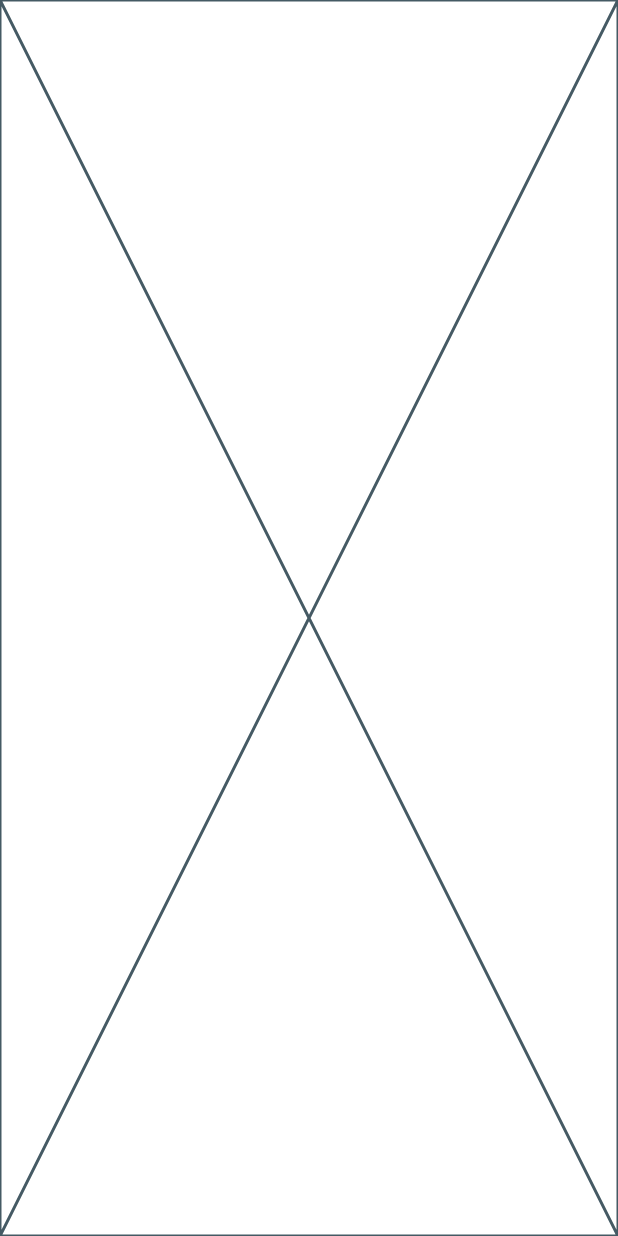
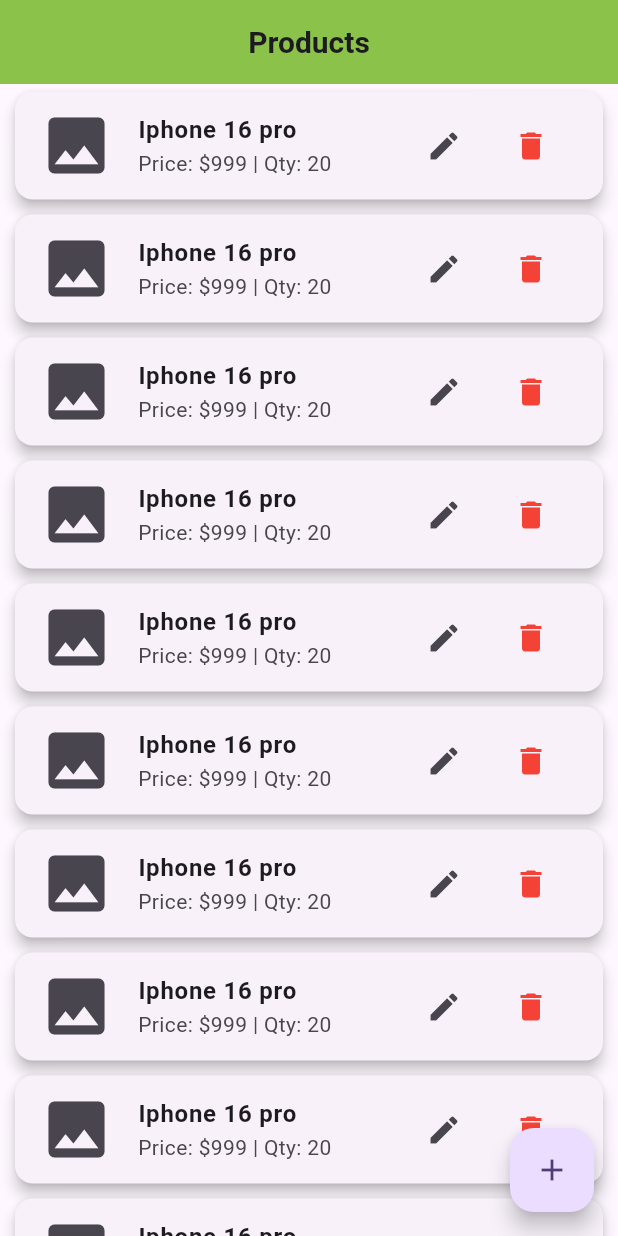
Before and after one commit to sabbirafmkhan/ui_design1, a Flutter app: the screen it shows after launch, on a phone screen of 412 x 824 dp. Run offline on Flutter 3.47's test engine with Material 3 defaults, Android fonts, the phone set to English and light mode, and no system bars.

Commit message:
create card

```diff
--- a/lib/app.dart
+++ b/lib/app.dart
@@ -8,6 +8,7 @@ class MyApp extends StatelessWidget {
   @override
   Widget build(BuildContext context) {
     return MaterialApp(
+      debugShowCheckedModeBanner: false,
       theme: ThemeData(
         colorScheme: ColorScheme.fromSeed(seedColor: Colors.deepPurple),
       ),
--- a/lib/presentation/screens/HomeScreen.dart
+++ b/lib/presentation/screens/HomeScreen.dart
@@ -10,6 +10,47 @@ class HomeScreen extends StatefulWidget {
 class _HomeScreenState extends State<HomeScreen> {
   @override
   Widget build(BuildContext context) {
-    return const Placeholder();
+    return Scaffold(
+      appBar: AppBar(
+        title: Text(
+          "Products",
+          style: TextStyle(fontSize: 20, fontWeight: FontWeight.bold),
+        ),
+        centerTitle: true,
+        backgroundColor: Colors.lightGreen,
+      ),
+      body: ListView.builder(
+        itemCount: 10,
+        itemBuilder: (context, index) {
+          return Card(
+            elevation: 4,
+            margin: EdgeInsets.symmetric(horizontal: 10, vertical: 5),
+            child: ListTile(
+              leading: Icon(Icons.image, size: 50),
+              title: Text(
+                "Iphone 16 pro",
+                style: TextStyle(fontWeight: FontWeight.bold),
+              ),
+              subtitle: Text("Price: \$999 | Qty: 20"),
+              trailing: Row(
+                mainAxisSize: MainAxisSize.min,
+                children: [
+                  IconButton(onPressed: () {}, icon: Icon(Icons.edit)),
+                  SizedBox(width: 10),
+                  IconButton(
+                    onPressed: () {},
+                    icon: Icon(Icons.delete, color: Colors.red),
+                  ),
+                ],
+              ),
+            ),
+          );
+        },
+      ),
+      floatingActionButton: FloatingActionButton(
+        onPressed: () {},
+        child: Icon(Icons.add),
+      ),
+    );
   }
 }
```
